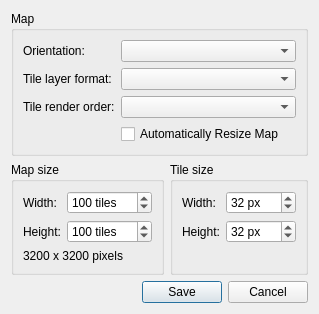
First picture: the form in src/tiled/newmapdialog.ui, repository mapeditor/tiled, before the edit.
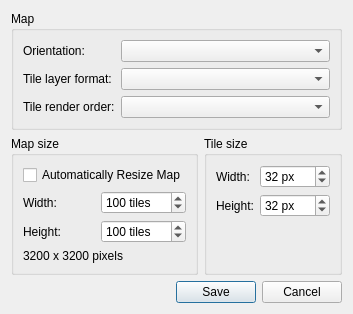
Second picture: the form after the edit.

Diff of the .ui file:
```diff
--- a/src/tiled/newmapdialog.ui
+++ b/src/tiled/newmapdialog.ui
@@ -6,8 +6,8 @@
    <rect>
     <x>0</x>
     <y>0</y>
-    <width>371</width>
-    <height>323</height>
+    <width>383</width>
+    <height>324</height>
    </rect>
   </property>
   <property name="windowTitle">
@@ -23,7 +23,14 @@
       <string>Map size</string>
      </property>
      <layout class="QGridLayout" name="gridLayout_2">
-      <item row="0" column="0">
+      <item row="1" column="0" colspan="2">
+       <widget class="QCheckBox" name="mapInfinite">
+        <property name="text">
+         <string>Automatically Resize Map</string>
+        </property>
+       </widget>
+      </item>
+      <item row="2" column="0">
        <widget class="QLabel" name="label">
         <property name="text">
          <string>Width:</string>
@@ -33,7 +40,7 @@
         </property>
        </widget>
       </item>
-      <item row="0" column="1">
+      <item row="2" column="1">
        <widget class="QSpinBox" name="mapWidth">
         <property name="suffix">
          <string extracomment="Remember starting with a space."> tiles</string>
@@ -49,7 +56,7 @@
         </property>
        </widget>
       </item>
-      <item row="1" column="0">
+      <item row="3" column="0">
        <widget class="QLabel" name="label_2">
         <property name="text">
          <string>Height:</string>
@@ -59,7 +66,7 @@
         </property>
        </widget>
       </item>
-      <item row="1" column="1">
+      <item row="3" column="1">
        <widget class="QSpinBox" name="mapHeight">
         <property name="suffix">
          <string> tiles</string>
@@ -75,7 +82,7 @@
         </property>
        </widget>
       </item>
-      <item row="2" column="0" colspan="2">
+      <item row="5" column="0" colspan="2">
        <widget class="QLabel" name="pixelSizeLabel">
         <property name="text">
          <string notr="true" extracomment="Dummy text">3200 x 3200 pixels</string>
@@ -234,13 +241,6 @@
       <item row="2" column="1">
        <widget class="QComboBox" name="renderOrder"/>
       </item>
-      <item row="3" column="1">
-       <widget class="QCheckBox" name="mapInfinite">
-        <property name="text">
-         <string>Automatically Resize Map</string>
-        </property>
-       </widget>
-      </item>
      </layout>
     </widget>
    </item>
```
Left out of the diff: 26 changed lines with no effect on the pictures.
